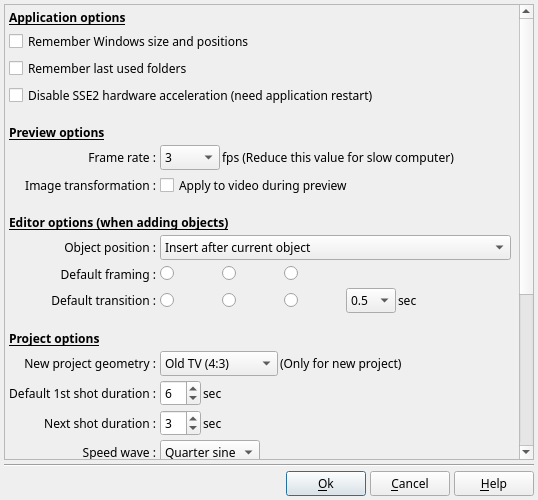
Above: DlgApplicationSettings.ui from boenki/ffdiaporama before the change. Below: the same form after it.
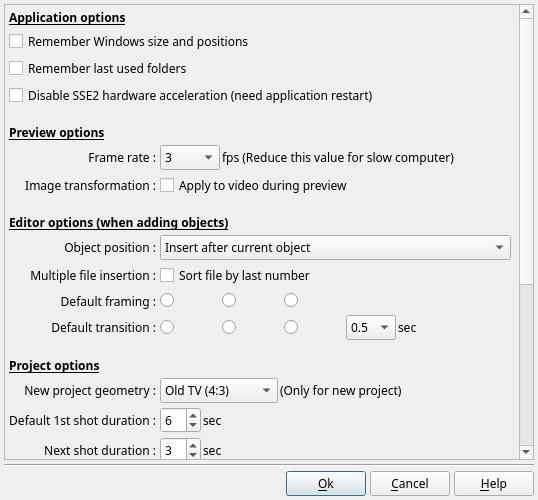
That is the form after the change. Icons and pictures are not drawn.

Patch:
```diff
--- a/DlgApplicationSettings.ui
+++ b/DlgApplicationSettings.ui
@@ -56,9 +56,9 @@
       <property name="geometry">
        <rect>
         <x>0</x>
-        <y>0</y>
+        <y>-65</y>
         <width>512</width>
-        <height>708</height>
+        <height>733</height>
        </rect>
       </property>
       <layout class="QGridLayout" name="gridLayout_2">
@@ -109,7 +109,7 @@
          </property>
         </widget>
        </item>
-       <item row="10" column="0">
+       <item row="11" column="0">
         <widget class="QLabel" name="label_7">
          <property name="text">
           <string>Default framing :</string>
@@ -119,7 +119,7 @@
          </property>
         </widget>
        </item>
-       <item row="32" column="0">
+       <item row="33" column="0">
         <spacer name="verticalSpacer">
          <property name="orientation">
           <enum>Qt::Vertical</enum>
@@ -132,7 +132,7 @@
          </property>
         </spacer>
        </item>
-       <item row="14" column="0" colspan="3">
+       <item row="15" column="0" colspan="3">
         <widget class="QLabel" name="label_8">
          <property name="sizePolicy">
           <sizepolicy hsizetype="Preferred" vsizetype="Fixed">
@@ -161,7 +161,7 @@
          </property>
         </widget>
        </item>
-       <item row="18" column="0">
+       <item row="19" column="0">
         <widget class="QLabel" name="label_11">
          <property name="text">
           <string>Default 1st shot duration :</string>
@@ -174,7 +174,7 @@
          </property>
         </widget>
        </item>
-       <item row="19" column="0">
+       <item row="20" column="0">
         <widget class="QLabel" name="label_13">
          <property name="text">
           <string>Next shot duration :</string>
@@ -187,7 +187,7 @@
          </property>
         </widget>
        </item>
-       <item row="20" column="0">
+       <item row="21" column="0">
         <widget class="QLabel" name="label_17">
          <property name="text">
           <string>Speed wave :</string>
@@ -200,7 +200,7 @@
          </property>
         </widget>
        </item>
-       <item row="21" column="0" colspan="3">
+       <item row="22" column="0" colspan="3">
         <widget class="QLabel" name="label_10">
          <property name="minimumSize">
           <size>
@@ -212,6 +212,7 @@
           <font>
            <weight>75</weight>
            <bold>true</bold>
+           <underline>true</underline>
           </font>
          </property>
          <property name="text">
@@ -219,7 +220,7 @@
          </property>
         </widget>
        </item>
-       <item row="23" column="0">
+       <item row="24" column="0">
         <widget class="QLabel" name="label_20">
          <property name="text">
           <string>Video standard :</string>
@@ -232,7 +233,7 @@
          </property>
         </widget>
        </item>
-       <item row="15" column="0">
+       <item row="16" column="0">
         <widget class="QLabel" name="label_18">
          <property name="text">
           <string>New project geometry :</string>
@@ -245,7 +246,7 @@
          </property>
         </widget>
        </item>
-       <item row="27" column="0">
+       <item row="28" column="0">
         <widget class="QLabel" name="label_9">
          <property name="text">
           <string>Video codec :</string>
@@ -258,7 +259,7 @@
          </property>
         </widget>
        </item>
-       <item row="22" column="0">
+       <item row="23" column="0">
         <widget class="QLabel" name="label_24">
          <property name="text">
           <string>File format :</string>
@@ -271,7 +272,7 @@
          </property>
         </widget>
        </item>
-       <item row="11" column="0">
+       <item row="12" column="0">
         <widget class="QLabel" name="label_25">
          <property name="text">
           <string>Default transition :</string>
@@ -295,7 +296,7 @@
          </item>
         </widget>
        </item>
-       <item row="10" column="1">
+       <item row="11" column="1">
         <layout class="QHBoxLayout" name="horizontalLayout">
          <property name="spacing">
           <number>2</number>
@@ -378,7 +379,7 @@
          </item>
         </layout>
        </item>
-       <item row="11" column="1">
+       <item row="12" column="1">
         <layout class="QHBoxLayout" name="horizontalLayout_13">
          <property name="spacing">
           <number>2</number>
@@ -515,7 +516,7 @@
          </item>
         </layout>
        </item>
-       <item row="15" column="1">
+       <item row="16" column="1">
         <layout class="QHBoxLayout" name="horizontalLayout_5">
          <property name="spacing">
           <number>2</number>
@@ -564,7 +565,7 @@
          </item>
         </layout>
        </item>
-       <item row="18" column="1">
+       <item row="19" column="1">
         <layout class="QHBoxLayout" name="horizontalLayout_7">
          <property name="spacing">
           <number>2</number>
@@ -598,7 +599,7 @@
          </item>
         </layout>
        </item>
-       <item row="19" column="1">
+       <item row="20" column="1">
         <layout class="QHBoxLayout" name="horizontalLayout_8">
          <property name="spacing">
           <number>2</number>
@@ -632,7 +633,7 @@
          </item>
         </layout>
        </item>
-       <item row="20" column="1">
+       <item row="21" column="1">
         <layout class="QHBoxLayout" name="horizontalLayout_10">
          <property name="spacing">
           <number>2</number>
@@ -669,7 +670,7 @@
          </item>
         </layout>
        </item>
-       <item row="22" column="1">
+       <item row="23" column="1">
         <widget class="QComboBox" name="FileFormatCB">
          <property name="sizePolicy">
           <sizepolicy hsizetype="Preferred" vsizetype="Fixed">
@@ -679,7 +680,7 @@
          </property>
         </widget>
        </item>
-       <item row="24" column="0">
+       <item row="25" column="0">
         <widget class="QLabel" name="label_19">
          <property name="sizePolicy">
           <sizepolicy hsizetype="Preferred" vsizetype="Preferred">
@@ -698,7 +699,7 @@
          </property>
         </widget>
        </item>
-       <item row="24" column="1">
+       <item row="25" column="1">
         <widget class="QComboBox" name="SizeCombo">
          <property name="minimumSize">
           <size>
@@ -737,7 +738,7 @@
          </item>
         </widget>
        </item>
-       <item row="23" column="1">
+       <item row="24" column="1">
         <widget class="QComboBox" name="StandardCombo">
          <item>
           <property name="text">
@@ -751,7 +752,7 @@
          </item>
         </widget>
        </item>
-       <item row="28" column="0">
+       <item row="29" column="0">
         <widget class="QLabel" name="label_21">
          <property name="sizePolicy">
           <sizepolicy hsizetype="Preferred" vsizetype="Preferred">
@@ -770,7 +771,7 @@
          </property>
         </widget>
        </item>
-       <item row="28" column="1">
+       <item row="29" column="1">
         <widget class="QComboBox" name="VideoBitRateCB">
          <property name="minimumSize">
           <size>
@@ -786,13 +787,13 @@
          </property>
         </widget>
        </item>
-       <item row="27" column="1">
+       <item row="28" column="1">
         <widget class="QComboBox" name="VideoFormatCB"/>
        </item>
-       <item row="29" column="1">
+       <item row="30" column="1">
         <widget class="QComboBox" name="AudioFormatCB"/>
        </item>
-       <item row="29" column="0">
+       <item row="30" column="0">
         <widget class="QLabel" name="label_22">
          <property name="text">
           <string>Audio codec :</string>
@@ -805,7 +806,7 @@
          </property>
         </widget>
        </item>
-       <item row="31" column="0">
+       <item row="32" column="0">
         <widget class="QLabel" name="label_23">
          <property name="sizePolicy">
           <sizepolicy hsizetype="Preferred" vsizetype="Preferred">
@@ -824,7 +825,7 @@
          </property>
         </widget>
        </item>
-       <item row="31" column="1">
+       <item row="32" column="1">
         <widget class="QComboBox" name="AudioBitRateCB">
          <property name="minimumSize">
           <size>
@@ -984,6 +985,23 @@
          </property>
         </widget>
        </item>
+       <item row="10" column="0">
+        <widget class="QLabel" name="label_26">
+         <property name="text">
+          <string>Multiple file insertion :</string>
+         </property>
+         <property name="alignment">
+          <set>Qt::AlignRight|Qt::AlignTrailing|Qt::AlignVCenter</set>
+         </property>
+        </widget>
+       </item>
+       <item row="10" column="1">
+        <widget class="QCheckBox" name="SortFileCB">
+         <property name="text">
+          <string>Sort file by last number</string>
+         </property>
+        </widget>
+       </item>
       </layout>
      </widget>
     </widget>
```
